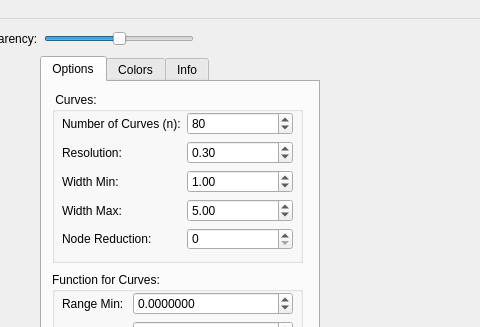
Qt form src/gui/mainwindow.ui (maxim-s-barabash/ZebraTrace) before a commit; both pictures show x 266 to 746 and y 0 to 327 of the 892 by 592 pixel window.
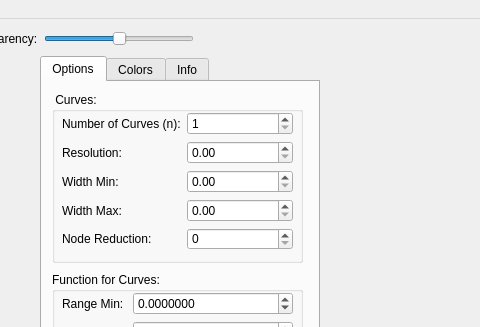
The same form after that commit. The open tabs and pages were chosen to show the change. Icons and pictures are not drawn.

```diff
--- a/src/gui/mainwindow.ui
+++ b/src/gui/mainwindow.ui
@@ -242,7 +242,7 @@
                <number>1</number>
               </property>
               <property name="value">
-               <number>80</number>
+               <number>1</number>
               </property>
              </widget>
             </item>
@@ -259,7 +259,7 @@
                <double>0.010000000000000</double>
               </property>
               <property name="value">
-               <double>0.300000000000000</double>
+               <double>0.000000000000000</double>
               </property>
              </widget>
             </item>
@@ -279,7 +279,7 @@
                <double>0.100000000000000</double>
               </property>
               <property name="value">
-               <double>1.000000000000000</double>
+               <double>0.000000000000000</double>
               </property>
              </widget>
             </item>
@@ -299,7 +299,7 @@
                <double>0.100000000000000</double>
               </property>
               <property name="value">
-               <double>5.000000000000000</double>
+               <double>0.000000000000000</double>
               </property>
              </widget>
             </item>
```
Left out of the diff: 8 changed lines with no effect on the pictures.
